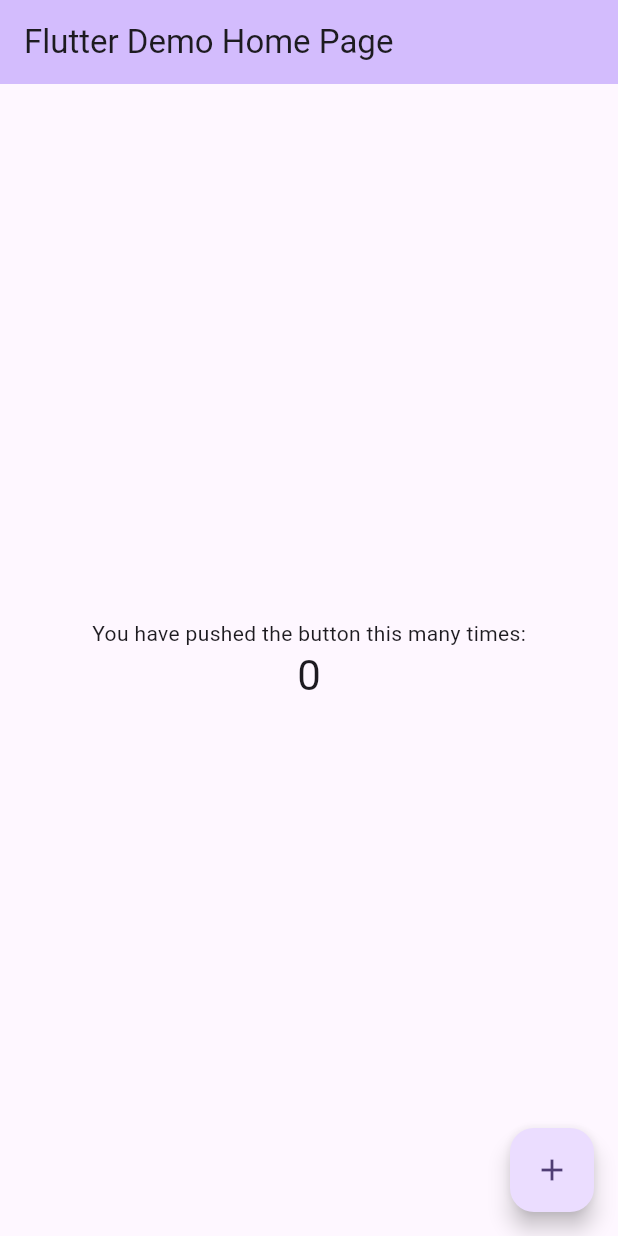
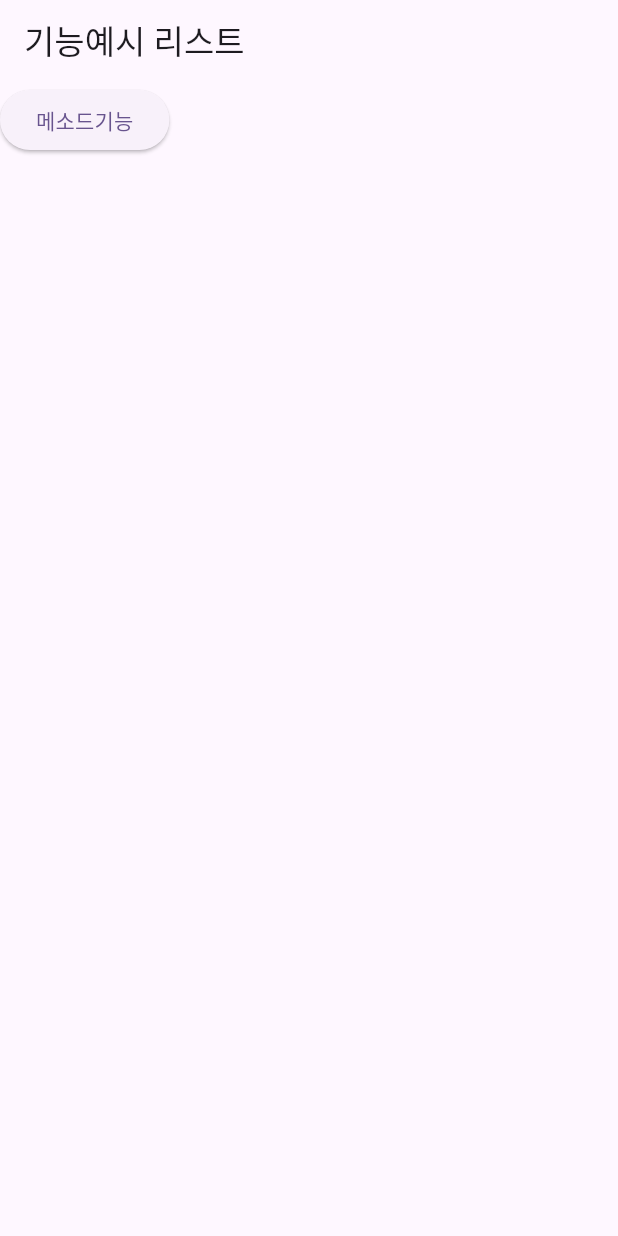
Before and after one commit to kinci89/blog, a Flutter app: the screen it shows after launch, on a phone screen of 412 x 824 dp. Run offline on Flutter 3.47's test engine with Material 3 defaults, Android fonts, the phone set to English and light mode, and no system bars.

Commit message:
기본화면 1

```diff
--- /dev/null
+++ b/lib/example_screen.dart
@@ -0,0 +1,27 @@
+import 'package:flutter/material.dart';
+
+class ExampleScreen extends StatefulWidget {
+  const ExampleScreen({super.key});
+
+  @override
+  State<ExampleScreen> createState() => _ExampleScreenState();
+}
+
+class _ExampleScreenState extends State<ExampleScreen> {
+  @override
+  Widget build(BuildContext context) {
+    return Scaffold(
+      appBar: AppBar(
+        title: const Text('기능예시 리스트'),
+      ),
+      body: Column(
+        children: [
+          ElevatedButton(
+            onPressed: () {},
+            child: const Text('메소드기능'),
+          )
+        ],
+      ),
+    );
+  }
+}
--- a/lib/main.dart
+++ b/lib/main.dart
@@ -1,3 +1,4 @@
+import 'package:bolg/example_screen.dart';
 import 'package:flutter/material.dart';
 
 void main() {
@@ -16,54 +17,7 @@ class MyApp extends StatelessWidget {
         colorScheme: ColorScheme.fromSeed(seedColor: Colors.deepPurple),
         useMaterial3: true,
       ),
-      home: const MyHomePage(title: 'Flutter Demo Home Page'),
+      home: const ExampleScreen(),
     );
   }
 }
-
-class MyHomePage extends StatefulWidget {
-  const MyHomePage({super.key, required this.title});
-  final String title;
-
-  @override
-  State<MyHomePage> createState() => _MyHomePageState();
-}
-
-class _MyHomePageState extends State<MyHomePage> {
-  int _counter = 0;
-
-  void _incrementCounter() {
-    setState(() {
-      _counter++;
-    });
-  }
-
-  @override
-  Widget build(BuildContext context) {
-    return Scaffold(
-      appBar: AppBar(
-        backgroundColor: Theme.of(context).colorScheme.inversePrimary,
-        title: Text(widget.title),
-      ),
-      body: Center(
-        child: Column(
-          mainAxisAlignment: MainAxisAlignment.center,
-          children: <Widget>[
-            const Text(
-              'You have pushed the button this many times:',
-            ),
-            Text(
-              '$_counter',
-              style: Theme.of(context).textTheme.headlineMedium,
-            ),
-          ],
-        ),
-      ),
-      floatingActionButton: FloatingActionButton(
-        onPressed: _incrementCounter,
-        tooltip: 'Increment',
-        child: const Icon(Icons.add),
-      ),
-    );
-  }
-}
```
